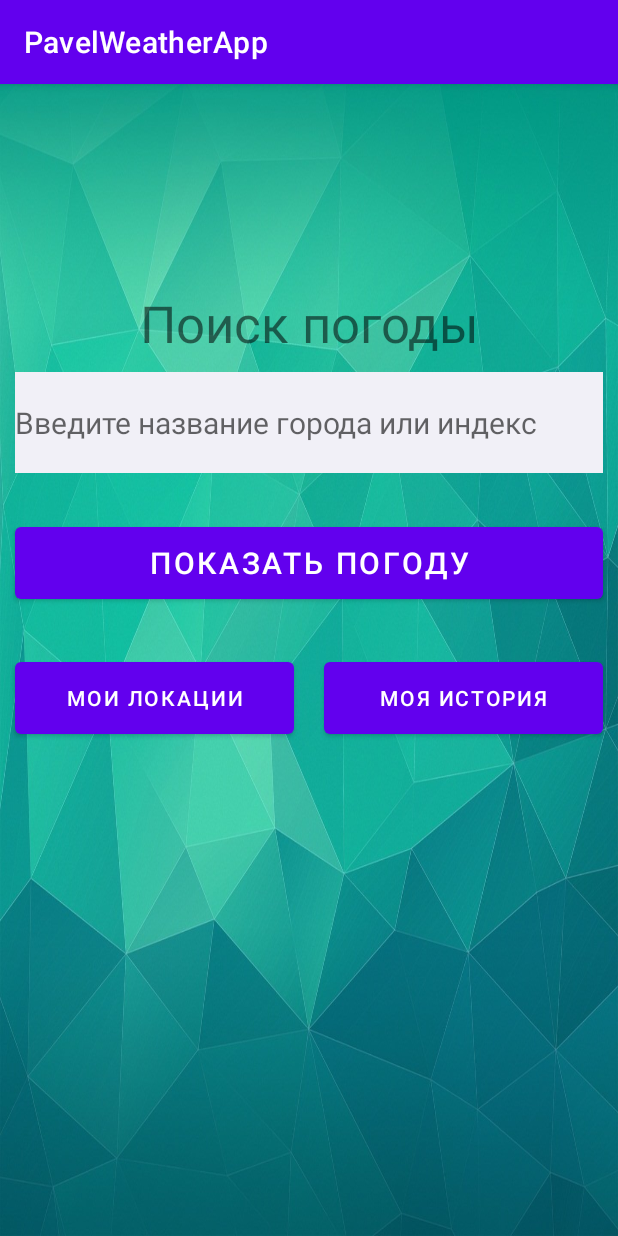
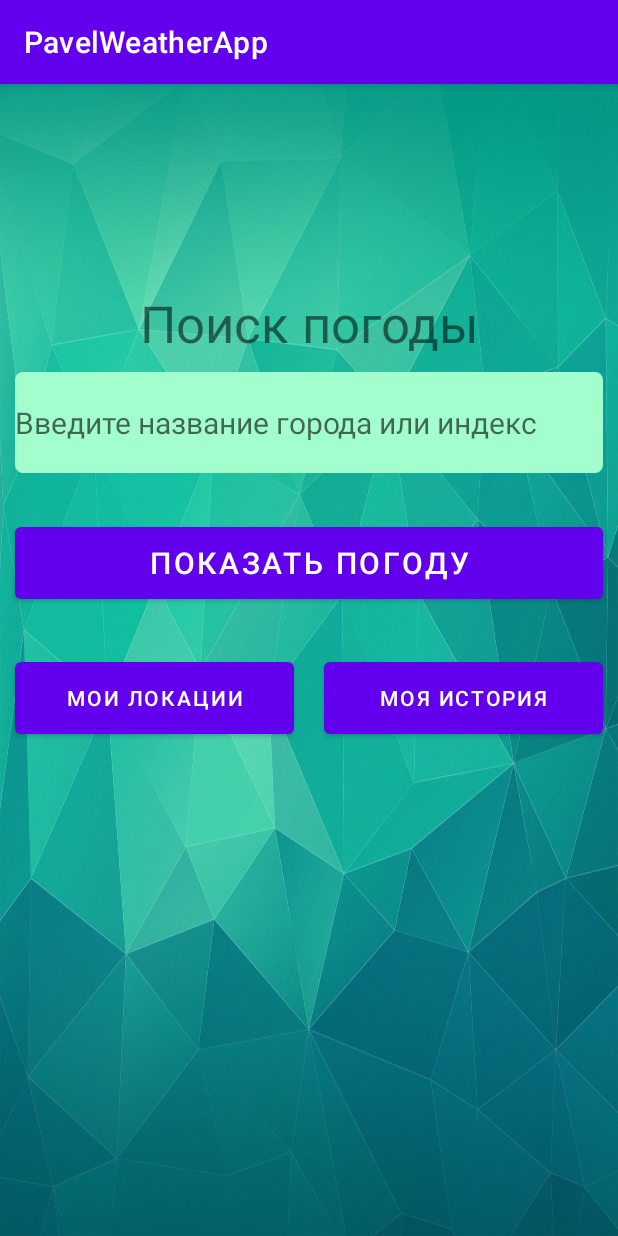
Before and after one commit to PavelPonomarchuk/PavelWeatherApp, an Android app: the screen it shows after launch (MainActivity), on a phone screen of 412 x 824 dp. Run offline under Robolectric (Android 15) with nearby library versions, the phone set to English and light mode, and no system bars; 1 statement that could not run was skipped.

```diff
--- /dev/null
+++ b/app/src/main/res/drawable/edit_text_rounded_corners.xml
@@ -0,0 +1,13 @@
+<?xml version="1.0" encoding="utf-8"?>
+<shape xmlns:android="http://schemas.android.com/apk/res/android"
+    android:shape="rectangle"
+    android:padding="10dp">
+
+    <solid android:color="@color/very_light_green" />
+    <corners
+        android:bottomRightRadius="5dp"
+        android:bottomLeftRadius="5dp"
+        android:topLeftRadius="5dp"
+        android:topRightRadius="5dp" />
+
+</shape>
--- a/app/src/main/res/layout/activity_main.xml
+++ b/app/src/main/res/layout/activity_main.xml
@@ -33,7 +33,7 @@
         android:layout_marginLeft="10dp"
         android:layout_marginTop="10dp"
         android:layout_marginRight="10dp"
-        android:background="@color/material_dynamic_neutral95"
+        android:background="@drawable/edit_text_rounded_corners"
         android:ems="10"
         android:hint="@string/hint_input_location"
         android:inputType="text"
--- a/app/src/main/res/values/colors.xml
+++ b/app/src/main/res/values/colors.xml
@@ -7,4 +7,5 @@
     <color name="teal_700">#FF018786</color>
     <color name="black">#FF000000</color>
     <color name="white">#FFFFFFFF</color>
+    <color name="very_light_green">#A2FFCD</color>
 </resources>
```
Also changed, not shown: app/src/main/res/layout/location_item.xml (+10 -2 lines).
